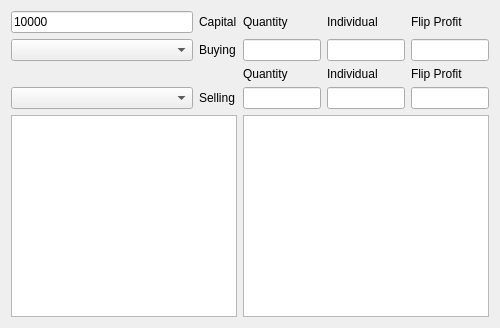
Qt form config/NW_TP3.ui (rjbrown2/NWTP) before a commit.
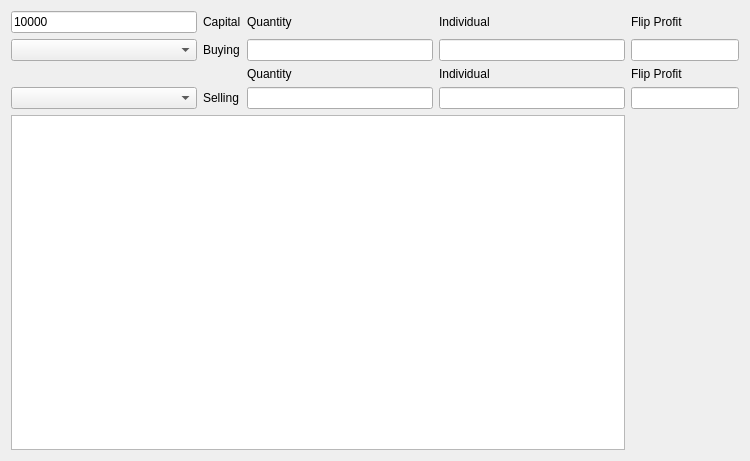
The same form after that commit. Icons and pictures are not drawn.

Commit message: Fixed Recipes to include Cheapest, Fixed UI to have another funny image, fixed constants for proper lookups, refactored to use list instead of string processing

```diff
--- a/config/NW_TP3.ui
+++ b/config/NW_TP3.ui
@@ -6,14 +6,14 @@
    <rect>
     <x>0</x>
     <y>0</y>
-    <width>500</width>
-    <height>328</height>
+    <width>750</width>
+    <height>461</height>
    </rect>
   </property>
   <property name="minimumSize">
    <size>
     <width>500</width>
-    <height>325</height>
+    <height>400</height>
    </size>
   </property>
   <property name="windowTitle">
@@ -23,10 +23,15 @@
    <iconset>
     <normaloff>../resources/NW-coins-96x.ico</normaloff>../resources/NW-coins-96x.ico</iconset>
   </property>
-  <layout class="QGridLayout" name="gridLayout_2">
-   <item row="0" column="0">
     <layout class="QGridLayout" name="gridLayout">
-     <item row="1" column="1">
+   <item row="3" column="1">
+    <widget class="QLabel" name="sell_label">
+     <property name="text">
+      <string>Selling</string>
+     </property>
+    </widget>
+   </item>
+   <item row="1" column="0">
       <widget class="QComboBox" name="buy_comboBox">
        <item>
         <property name="text">
@@ -270,21 +275,20 @@
        </item>
       </widget>
      </item>
-     <item row="1" column="3">
-      <widget class="QLineEdit" name="buyQuantity">
+   <item row="0" column="2">
+    <widget class="QLabel" name="buy_quantity_label">
        <property name="text">
-        <string/>
+      <string>Quantity</string>
        </property>
       </widget>
      </item>
-     <item row="1" column="2">
-      <widget class="QLabel" name="buy_label">
-       <property name="text">
-        <string>Buying</string>
-       </property>
-      </widget>
-     </item>
-     <item row="3" column="1">
+   <item row="4" column="0" colspan="4">
+    <widget class="QTreeView" name="debugTreeView"/>
+   </item>
+   <item row="1" column="4" colspan="2">
+    <widget class="QLineEdit" name="buyFlip"/>
+   </item>
+   <item row="3" column="0">
       <widget class="QComboBox" name="sell_comboBox">
        <item>
         <property name="text">
@@ -413,91 +417,96 @@
        </item>
       </widget>
      </item>
+   <item row="2" column="2">
+    <widget class="QLabel" name="sell_quantity_label">
+     <property name="text">
+      <string>Quantity</string>
+     </property>
+    </widget>
+   </item>
      <item row="3" column="2">
-      <widget class="QLabel" name="sell_label">
-       <property name="text">
-        <string>Selling</string>
-       </property>
-      </widget>
-     </item>
-     <item row="0" column="4">
-      <widget class="QLabel" name="buy_individual_label">
-       <property name="text">
-        <string>Individual</string>
-       </property>
-      </widget>
-     </item>
-     <item row="3" column="3">
       <widget class="QLineEdit" name="sellQuantity"/>
      </item>
      <item row="2" column="3">
-      <widget class="QLabel" name="sell_quantity_label">
-       <property name="text">
-        <string>Quantity</string>
-       </property>
-      </widget>
-     </item>
-     <item row="0" column="3">
-      <widget class="QLabel" name="buy_quantity_label">
-       <property name="text">
-        <string>Quantity</string>
-       </property>
-      </widget>
-     </item>
-     <item row="1" column="4">
-      <widget class="QLineEdit" name="buyIndividual"/>
-     </item>
-     <item row="2" column="5">
-      <widget class="QLabel" name="sell_flip_label">
-       <property name="text">
-        <string>Flip Profit</string>
-       </property>
-      </widget>
-     </item>
-     <item row="2" column="4">
       <widget class="QLabel" name="sell_individual_label">
        <property name="text">
         <string>Individual</string>
        </property>
       </widget>
      </item>
-     <item row="1" column="5">
-      <widget class="QLineEdit" name="buyFlip"/>
-     </item>
-     <item row="3" column="5">
-      <widget class="QLineEdit" name="sellFlip"/>
-     </item>
-     <item row="0" column="5">
+   <item row="0" column="1">
+    <widget class="QLabel" name="capital_label">
+     <property name="text">
+      <string>Capital</string>
+     </property>
+    </widget>
+   </item>
+   <item row="1" column="2">
+    <widget class="QLineEdit" name="buyQuantity">
+     <property name="text">
+      <string/>
+     </property>
+    </widget>
+   </item>
+   <item row="2" column="4" colspan="2">
+    <widget class="QLabel" name="sell_flip_label">
+     <property name="text">
+      <string>Flip Profit</string>
+     </property>
+    </widget>
+   </item>
+   <item row="1" column="3">
+    <widget class="QLineEdit" name="buyIndividual"/>
+   </item>
+   <item row="0" column="4" colspan="2">
       <widget class="QLabel" name="buy_flip_label">
        <property name="text">
         <string>Flip Profit</string>
        </property>
       </widget>
      </item>
-     <item row="3" column="4">
+   <item row="3" column="4" colspan="2">
+    <widget class="QLineEdit" name="sellFlip"/>
+   </item>
+   <item row="1" column="1">
+    <widget class="QLabel" name="buy_label">
+     <property name="text">
+      <string>Buying</string>
+     </property>
+    </widget>
+   </item>
+   <item row="0" column="3">
+    <widget class="QLabel" name="buy_individual_label">
+     <property name="text">
+      <string>Individual</string>
+     </property>
+    </widget>
+   </item>
+   <item row="3" column="3">
       <widget class="QLineEdit" name="sellIndividual"/>
      </item>
-     <item row="0" column="1">
+   <item row="0" column="0">
       <widget class="QLineEdit" name="Capital">
        <property name="text">
         <string>10000</string>
        </property>
       </widget>
      </item>
-     <item row="0" column="2">
-      <widget class="QLabel" name="capital_label">
+   <item row="4" column="4" colspan="2">
+    <widget class="QLabel" name="label">
        <property name="text">
-        <string>Capital</string>
-       </property>
-      </widget>
-     </item>
-     <item row="4" column="3" colspan="3">
-      <widget class="QTreeView" name="debugTreeView"/>
-     </item>
-     <item row="4" column="1" colspan="2">
-      <widget class="QTextEdit" name="debug"/>
-     </item>
-    </layout>
+      <string/>
+     </property>
+     <property name="pixmap">
+      <pixmap>../resources/StrillesCedias.xpm</pixmap>
+     </property>
+     <property name="scaledContents">
+      <bool>false</bool>
+     </property>
+     <property name="alignment">
+      <set>Qt::AlignCenter</set>
+     </property>
+    </widget>
    </item>
   </layout>
  </widget>
```
Lines whose indentation alone changed are shown as unchanged. The commit also changes 4 other files.
